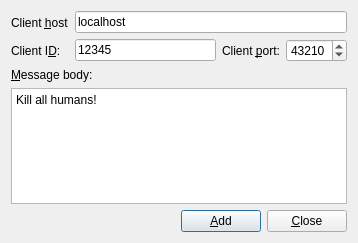
Qt form server/src/addmessagedialog.ui (KL-7/client-server-notifier) before a commit.
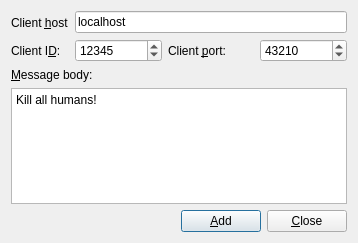
The same form after that commit.

```diff
--- a/server/src/addmessagedialog.ui
+++ b/server/src/addmessagedialog.ui
@@ -34,7 +34,7 @@
           <string>Client I&amp;D:</string>
          </property>
          <property name="buddy">
-          <cstring>clientIdLineEdit</cstring>
+          <cstring>clientIdSpinBox</cstring>
          </property>
         </widget>
        </item>
@@ -52,9 +52,12 @@
        <item>
         <layout class="QHBoxLayout" name="horizontalLayout">
          <item>
-          <widget class="QLineEdit" name="clientIdLineEdit">
-           <property name="text">
-            <string>12345</string>
+          <widget class="QSpinBox" name="clientIdSpinBox">
+           <property name="maximum">
+            <number>65535</number>
+           </property>
+           <property name="value">
+            <number>12345</number>
            </property>
           </widget>
          </item>
```
